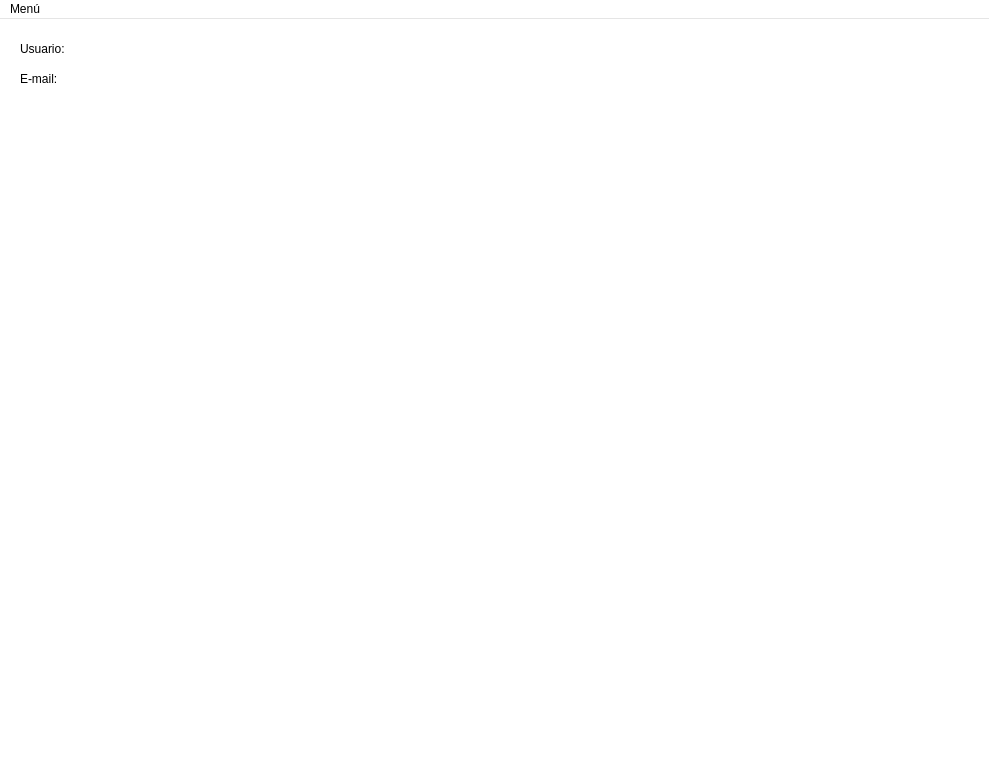
Old version of the form UserView.ui in the repository jesusramondovale/IngenicaSTS.
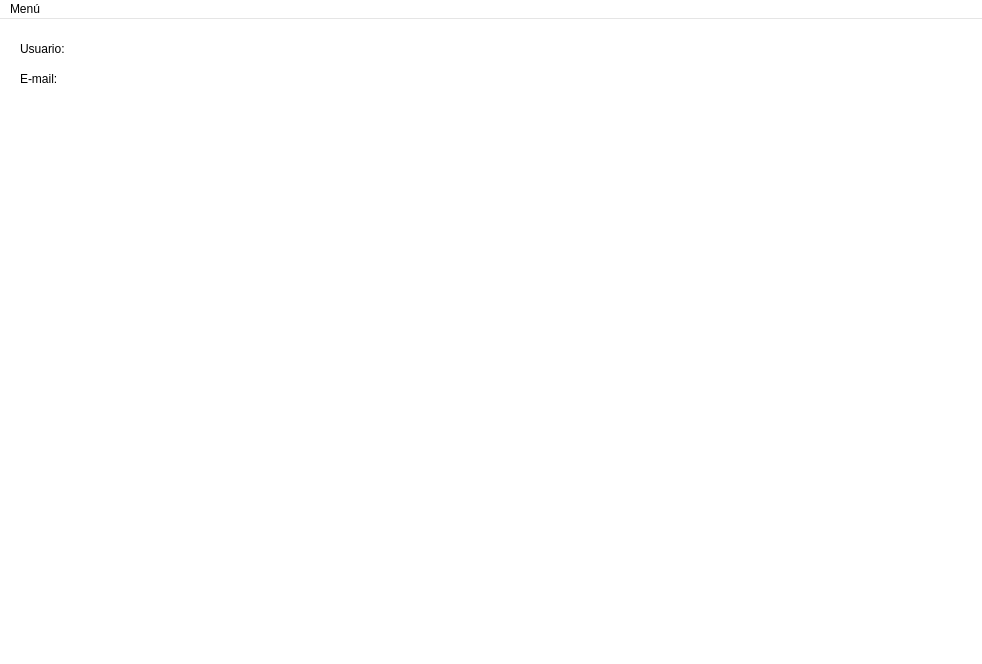
New version of the form.

Diff of the .ui file:
```diff
--- a/UserView.ui
+++ b/UserView.ui
@@ -6,8 +6,8 @@
    <rect>
     <x>0</x>
     <y>0</y>
-    <width>989</width>
-    <height>757</height>
+    <width>982</width>
+    <height>664</height>
    </rect>
   </property>
   <property name="palette">
@@ -167,7 +167,7 @@
     <rect>
      <x>0</x>
      <y>0</y>
-     <width>989</width>
+     <width>982</width>
      <height>31</height>
     </rect>
    </property>
```
Left out of the diff: 4 changed lines with no effect on the pictures.
